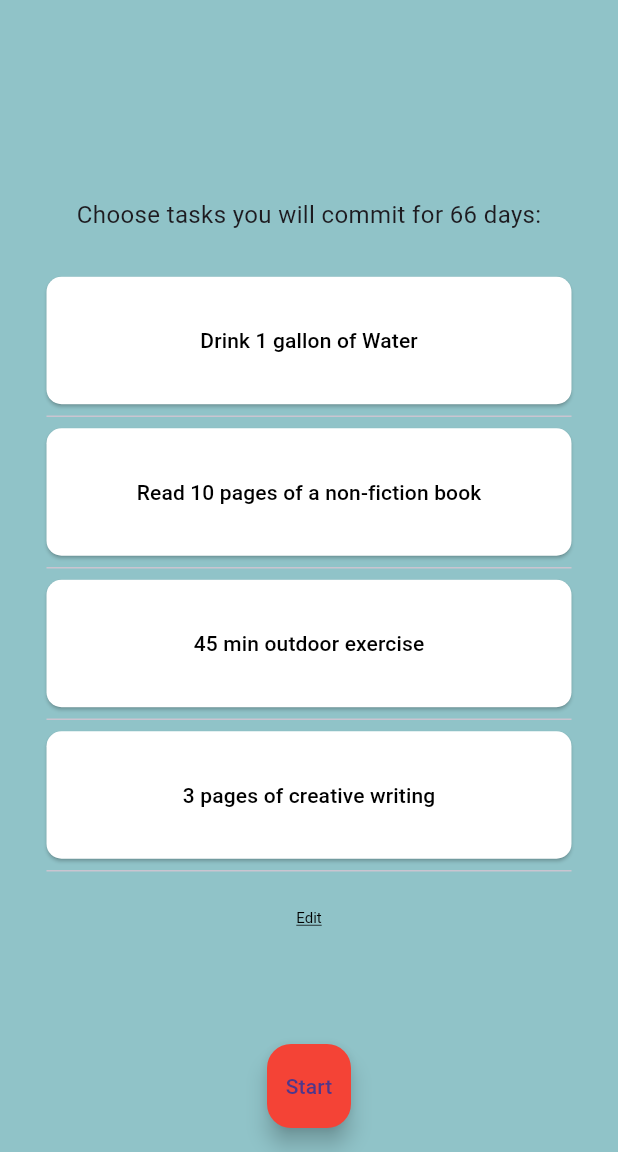
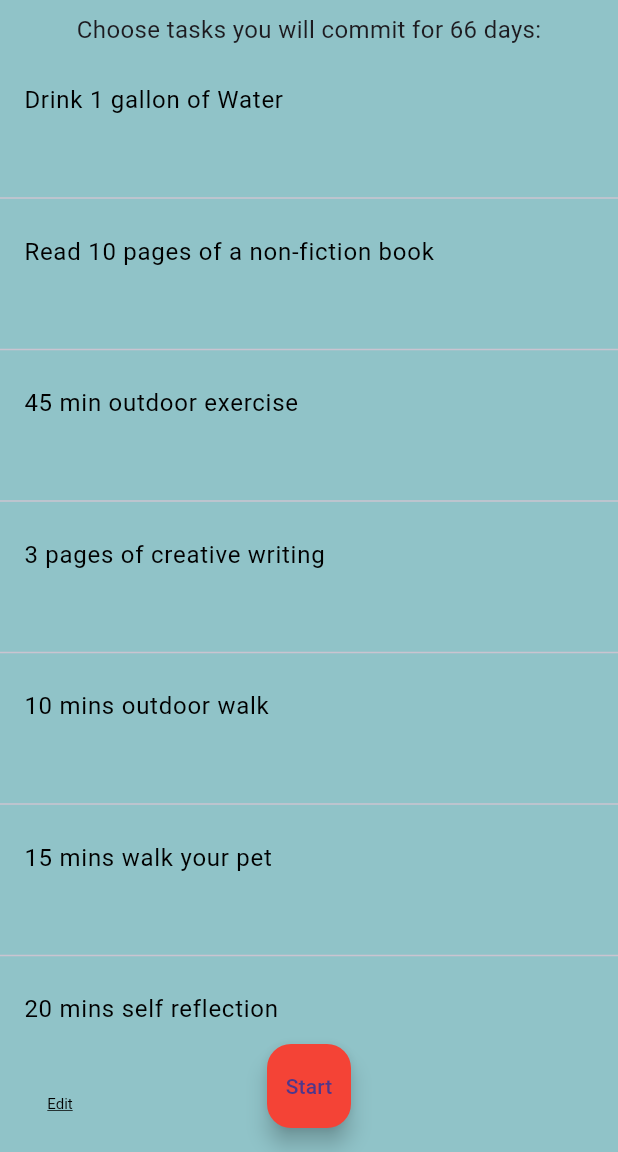
Before and after one commit to AugustanaCSC490Spring2024/Osprey, a Flutter app: the EditNewUserPage screen opened directly, on a phone screen of 412 x 824 dp, the part 84-1236 px from its top. Run offline on Flutter 3.47's test engine with Material 3 defaults, Android fonts, the phone set to English and light mode, and no system bars; our stand-ins replace cloud_firestore, firebase_auth, firebase_core, table_calendar; accounts and stored records are empty; network calls fail.

Commit message:
Made Edit new user page scrollable and changed layout of the selection boxes

```diff
--- a/transform66/lib/pages/edit_new_user_page.dart
+++ b/transform66/lib/pages/edit_new_user_page.dart
@@ -18,20 +18,28 @@ class EditNewUserPage extends StatelessWidget {
         ),
         backgroundColor: Colors.teal,
       ),
-      body: Align(
-        alignment: Alignment.center,
-        child: SizedBox(
-          width: 350,
-          child: Column(
-            mainAxisAlignment: MainAxisAlignment.center,
+      body: Column(
+        crossAxisAlignment: CrossAxisAlignment.start,
         children: [
-              const Text(
+          Center(
+            child: Padding(
+              padding: const EdgeInsets.all(8.0),
+              child: const Text(
                 'Choose tasks you will commit for 66 days:',
                 style: TextStyle(
                   fontSize: 16,
                 ),
               ),
-              const SizedBox(height: 30),
+            ),
+          ),
+          Expanded(
+            child: Scrollbar(
+              child: SingleChildScrollView(
+                child: SizedBox(
+                  width: 950,
+                  child: Column(
+                    mainAxisAlignment: MainAxisAlignment.center,
+                    children: [
                       TaskWidget(
                         taskName: 'Drink 1 gallon of Water',
                         onPressed: () {},
@@ -48,7 +56,27 @@ class EditNewUserPage extends StatelessWidget {
                         taskName: '3 pages of creative writing',
                         onPressed: () {},
                       ),
-              TextButton(
+                      TaskWidget(
+                        taskName: '10 mins outdoor walk',
+                        onPressed: () {},
+                      ),
+                      TaskWidget(
+                        taskName: '15 mins walk your pet',
+                        onPressed: () {},
+                      ),
+                      TaskWidget(
+                        taskName: '20 mins self reflection',
+                        onPressed: () {},
+                      ),
+                    ],
+                  ),
+                ),
+              ),
+            ),
+          ),
+          Padding(
+            padding: const EdgeInsets.all(8.0),
+            child: TextButton(
               onPressed: () {},
               style: ButtonStyle(
                 textStyle: MaterialStateProperty.all(
@@ -61,13 +89,12 @@ class EditNewUserPage extends StatelessWidget {
                 'Edit',
                 style: TextStyle(
                   color: Colors.black,
-                      decoration:
-                          TextDecoration.underline), // Change color to black
+                  decoration: TextDecoration.underline,
+                ),
+              ),
             ),
           ),
         ],
-          ),
-        ),
       ),
       floatingActionButton: FloatingActionButton(
         onPressed: () {
@@ -86,7 +113,7 @@ class EditNewUserPage extends StatelessWidget {
   }
 }
 
-class TaskWidget extends StatelessWidget {
+class TaskWidget extends StatefulWidget {
   final String taskName;
   final VoidCallback onPressed;
 
@@ -97,25 +124,33 @@ class TaskWidget extends StatelessWidget {
   }) : super(key: key);
 
   @override
+  _TaskWidgetState createState() => _TaskWidgetState();
+}
+
+class _TaskWidgetState extends State<TaskWidget> {
+  bool _isSelected = false;
+
+  @override
   Widget build(BuildContext context) {
     return Column(
       children: [
         SizedBox(
           width: double.infinity,
           height: 85,
-          child: ElevatedButton(
-            onPressed: onPressed,
-            style: ElevatedButton.styleFrom(
-              backgroundColor: Colors.white,
+          child: ListTile(
+            onTap: () {
+              setState(() {
+                _isSelected = !_isSelected;
+              });
+            },
+            tileColor: _isSelected ? Colors.grey[300] : Colors.transparent,
             shape: RoundedRectangleBorder(
               borderRadius: BorderRadius.circular(10.0),
             ),
-            ),
-            child: Padding(
-              padding: const EdgeInsets.all(8.0),
-              child: Text(
-                taskName,
-                style: const TextStyle(color: Colors.black),
+            title: Text(
+              widget.taskName,
+              style: TextStyle(
+                color: _isSelected ? Colors.black : Colors.black,
               ),
             ),
           ),
--- a/transform66/lib/pages/login_register_page.dart
+++ b/transform66/lib/pages/login_register_page.dart
@@ -45,6 +45,7 @@ class _LoginPageState extends State<LoginPage> {
       ),
     );
     } on FirebaseAuthException catch (e) {
+      print(e.message);
       setState(() {
         errorMessage = e.message;
       });
--- a/transform66/lib/widget_tree.dart
+++ b/transform66/lib/widget_tree.dart
@@ -22,7 +22,7 @@ class _WidgetTreeState extends State<WidgetTree> {
         stream: Auth().authStateChanges(),
         builder: (context, snapshot) {
           if (snapshot.hasData) {
-            return ProgressPage();
+            return const ProgressPage();
           } else {
             return const LoginPage();
           }
```
Also changed, not shown: 1 other file. Lines whose indentation alone changed are shown as unchanged.
